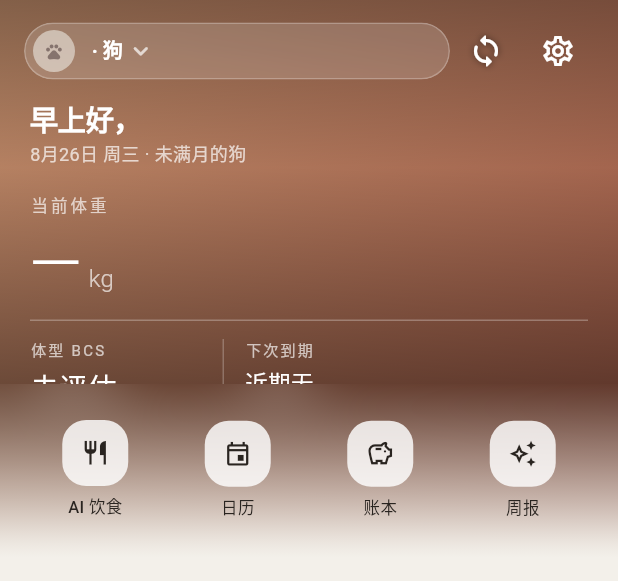
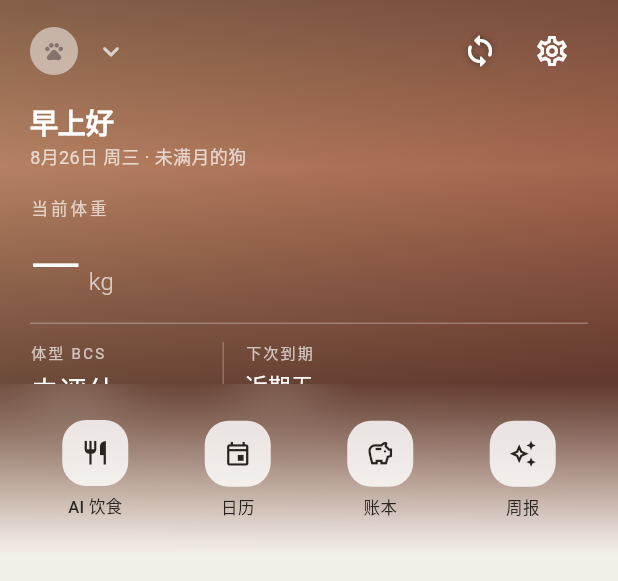
Before and after one commit to sw3411/chongji, a Flutter app: the _HeroSection widget shown alone on an empty page, opened directly with empty values, on a phone screen of 412 x 824 dp. Shown: the top 581 px of the screen. Run offline on Flutter 3.47's test engine with Material 3 defaults, Android fonts, the phone set to English and light mode, and no system bars; our stand-ins replace drift, drift_flutter, file_picker, fl_chart, flutter_local_notifications, flutter_markdown and 7 more; missing offline and left inert: cryptography, exif; accounts and stored records are empty; generated files the repository leaves out were written again.

Commit message:
首页宠物选择去框：头像+名字大标题+下拉箭头（与健康页标题同语言，点击弹切换），问候语去重复宠物名

```diff
--- a/lib/features/home/home_page.dart
+++ b/lib/features/home/home_page.dart
@@ -227,12 +227,10 @@ class _HeroSection extends StatelessWidget {
               children: [
                 SizedBox(height: statusTop + 10),
                 Padding(
-                  padding: const EdgeInsets.symmetric(horizontal: 16),
+                  padding: const EdgeInsets.symmetric(horizontal: 20),
                   child: Row(
                     children: [
-                      Expanded(
-                          child:
-                              _PetCapsule(pet: pet, pets: pets, onPhoto: true)),
+                      Expanded(child: _PetTitle(pet: pet, pets: pets)),
                       const SyncButtonLight(),
                       IconButton(
                         icon: const Icon(Icons.settings_outlined,
@@ -244,7 +242,7 @@ class _HeroSection extends StatelessWidget {
                   ),
                 ),
                 Padding(
-                  padding: const EdgeInsets.fromLTRB(20, 10, 20, 0),
+                  padding: const EdgeInsets.fromLTRB(20, 12, 20, 0),
                   child: _Greeting(pet: pet, onPhoto: true),
                 ),
                 const SizedBox(height: 18),
@@ -467,73 +465,40 @@ class _AmbientHeader extends StatelessWidget {
   }
 }
 
-/// 宠物身份胶囊：照片头上用毛玻璃，画布上用白瓷片。
-class _PetCapsule extends StatelessWidget {
-  const _PetCapsule({required this.pet, required this.pets, this.onPhoto = false});
+/// 宠物标题：头像 + 名字 + 下拉箭头（与健康页标题同语言，无外框），
+/// 点击弹出宠物切换面板。
+class _PetTitle extends StatelessWidget {
+  const _PetTitle({required this.pet, required this.pets});
 
   final Pet pet;
   final List<Pet> pets;
-  final bool onPhoto;
 
   @override
   Widget build(BuildContext context) {
-    final cs = Theme.of(context).colorScheme;
-    Widget content = Row(
+    return GestureDetector(
+      onTap: () => _showPicker(context),
+      behavior: HitTestBehavior.opaque,
+      child: Row(
         mainAxisSize: MainAxisSize.min,
         children: [
           PetAvatar(
             path: pet.avatarPath,
             speciesIcon: Icons.pets,
-          size: 28,
+            size: 32,
           ),
-        const SizedBox(width: 8),
+          const SizedBox(width: 9),
           Flexible(
             child: Text(
-            '${pet.name} · ${pet.speciesLabel}',
+              pet.name,
               maxLines: 1,
               overflow: TextOverflow.ellipsis,
-            style: AppTheme.cardTitle(
-                    onPhoto ? Colors.white : cs.onSurface)
-                .copyWith(fontSize: 13.5),
+              style: AppTheme.largeTitle(Colors.white, size: 19),
             ),
           ),
           const SizedBox(width: 2),
           Icon(Icons.keyboard_arrow_down_rounded,
-            color: onPhoto
-                ? Colors.white70
-                : cs.onSurfaceVariant,
-            size: 20),
+              color: Colors.white.withValues(alpha: 0.7), size: 22),
         ],
-    );
-    if (!onPhoto) {
-      return GestureDetector(
-        onTap: () => _showPicker(context),
-        child: Container(
-          padding: const EdgeInsets.fromLTRB(5, 4, 5, 4),
-          decoration: BoxDecoration(
-            color: cs.surface,
-            borderRadius: BorderRadius.circular(20),
-          ),
-          child: content,
-        ),
-      );
-    }
-    return GestureDetector(
-      onTap: () => _showPicker(context),
-      child: ClipRRect(
-        borderRadius: BorderRadius.circular(20),
-        child: BackdropFilter(
-          filter: ImageFilter.blur(sigmaX: 16, sigmaY: 16),
-          child: Container(
-            padding: const EdgeInsets.fromLTRB(5, 4, 5, 4),
-            decoration: BoxDecoration(
-              color: Colors.white.withValues(alpha: 0.16),
-              borderRadius: BorderRadius.circular(20),
-              border: Border.all(color: Colors.white.withValues(alpha: 0.25)),
-            ),
-            child: content,
-          ),
-        ),
       ),
     );
   }
@@ -629,7 +594,7 @@ class _Greeting extends StatelessWidget {
       crossAxisAlignment: CrossAxisAlignment.start,
       children: [
         Text(
-          '$hello，${pet.name}',
+          hello,
           style: AppTheme.largeTitle(mainColor, size: 19),
         ),
         const SizedBox(height: 4),
```
Lines whose indentation alone changed are shown as unchanged.
